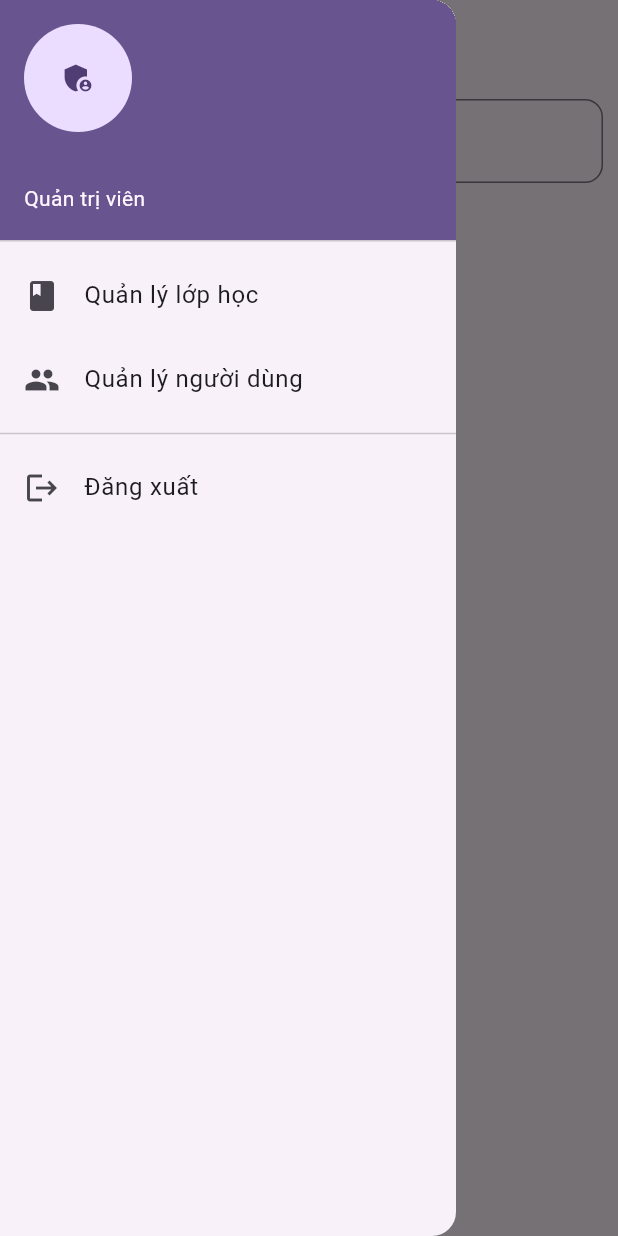
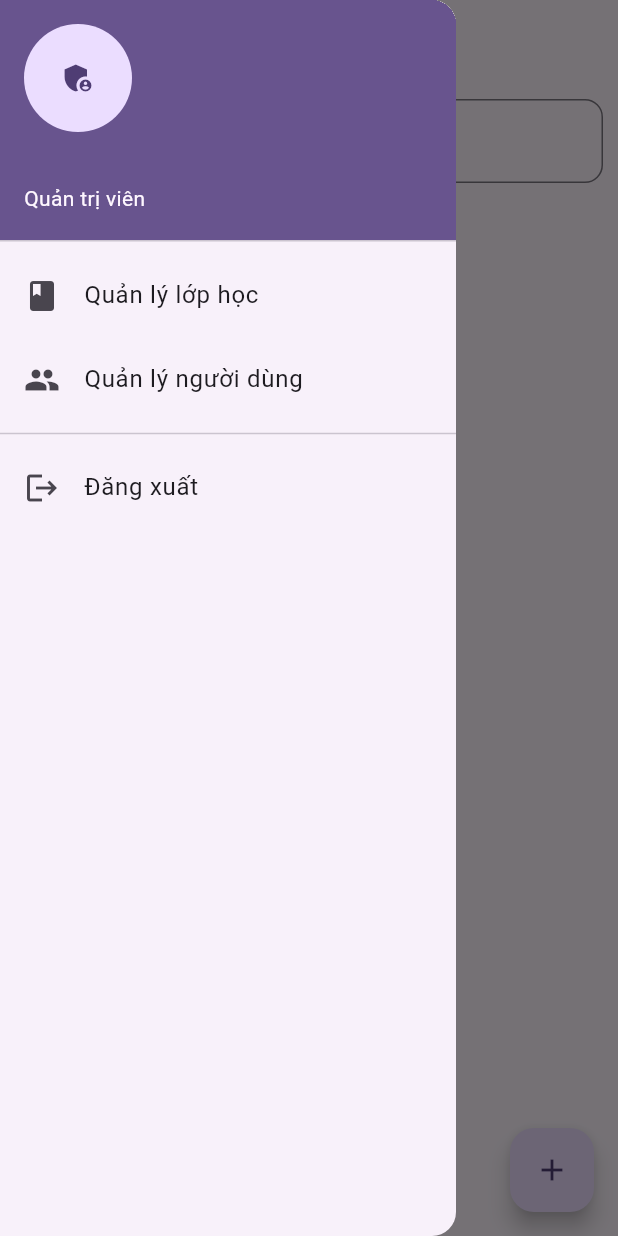
Before and after one commit to danh291204/lms_flutter, a Flutter app: the UsersScreen screen opened by its route, with the side drawer open, on a phone screen of 412 x 824 dp. Run offline on Flutter 3.47's test engine with Material 3 defaults, Android fonts, the phone set to English and light mode, and no system bars; our stand-ins replace shared_preferences; accounts and stored records are empty; network calls fail.

Commit message:
FE them dau + de add user

```diff
--- a/frontend/lib/admin/users/usersScreen.dart
+++ b/frontend/lib/admin/users/usersScreen.dart
@@ -286,6 +286,10 @@ class _UsersScreenState extends State<UsersScreen> {
                 ),
               ],
             ),
+      floatingActionButton: FloatingActionButton(
+        onPressed: openAddUserScreen,
+        child: const Icon(Icons.add),
+      ),
     );
   }
 }
```
